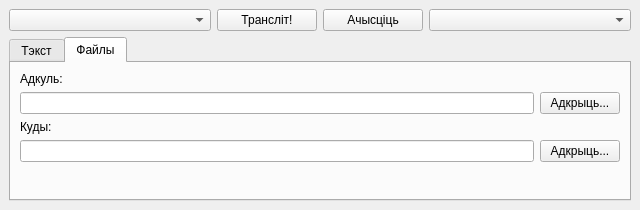
This is ui/belat.ui in alex-rusakevich/belat as Qt 5 draws it before an edit. The edited form follows.
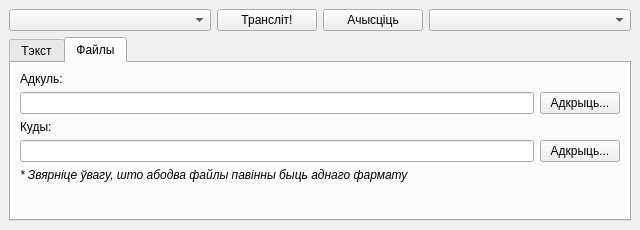
This is the edited form. The open tabs and pages were chosen to show the change.

Commit message: #patch added clear button functionality, added file dialogs

Patch:
```diff
--- a/ui/belat.ui
+++ b/ui/belat.ui
@@ -7,7 +7,7 @@
     <x>0</x>
     <y>0</y>
     <width>640</width>
-    <height>210</height>
+    <height>230</height>
    </rect>
   </property>
   <property name="windowTitle">
@@ -82,7 +82,7 @@
        </attribute>
        <layout class="QVBoxLayout" name="verticalLayout_2">
         <item>
-         <widget class="QLabel" name="label">
+         <widget class="QLabel" name="fileFromLabel">
           <property name="text">
            <string>Адкуль:</string>
           </property>
@@ -123,6 +123,18 @@
           </item>
          </layout>
         </item>
+        <item>
+         <widget class="QLabel" name="label">
+          <property name="font">
+           <font>
+            <italic>true</italic>
+           </font>
+          </property>
+          <property name="text">
+           <string>* Звярніце ўвагу, што абодва файлы павінны быць аднаго фармату</string>
+          </property>
+         </widget>
+        </item>
         <item>
          <spacer name="verticalSpacer">
           <property name="orientation">
```
Left out of the diff: 24 changed lines with no effect on the pictures. The commit also changes 1 other file.
